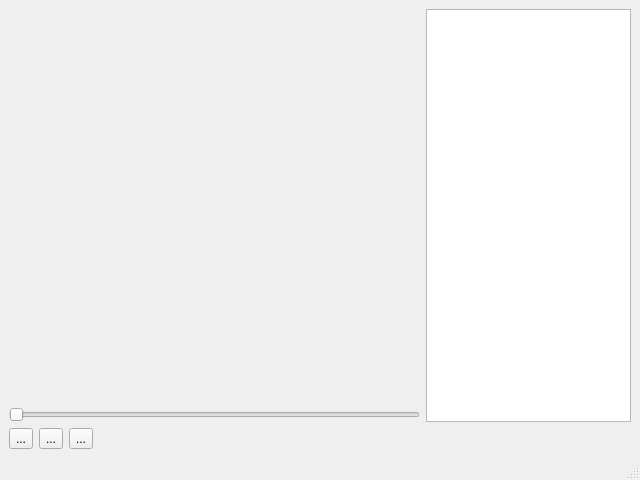
Before: the Qt Designer form gui/main_window.ui in beamerkun/cutDetector, drawn with Qt 5.
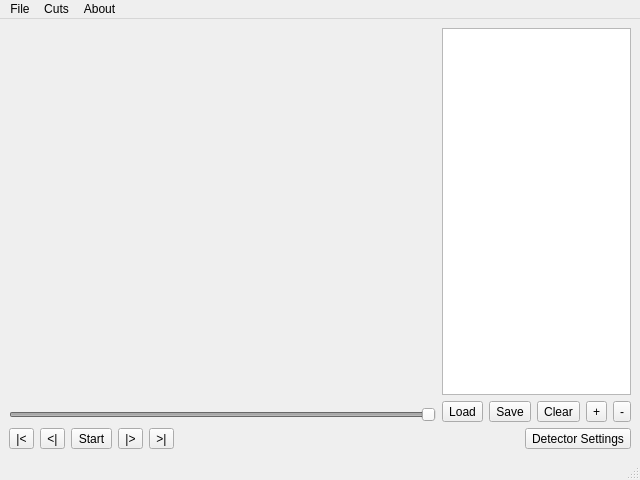
After: the same form once the commit is applied. Custom widgets are drawn as their Qt base class.

The edit to the form file:
```diff
--- a/gui/main_window.ui
+++ b/gui/main_window.ui
@@ -25,7 +25,7 @@
    </property>
    <layout class="QVBoxLayout" name="verticalLayout_2" stretch="10,1">
     <item>
-     <layout class="QHBoxLayout" name="horizontalLayout" stretch="2,1">
+     <layout class="QHBoxLayout" name="horizontalLayout" stretch="3,1">
       <item>
        <layout class="QVBoxLayout" name="videoArea" stretch="0,0,0">
         <property name="sizeConstraint">
@@ -42,23 +42,33 @@
          </widget>
         </item>
         <item>
-         <widget class="OpenCVImageWidget" name="widget_2" native="true">
-          <zorder>widget</zorder>
-         </widget>
+         <widget class="OpenCVImageWidget" name="widget_2" native="true"/>
         </item>
         <item>
-         <widget class="QSlider" name="horizontalSlider">
+         <widget class="QSlider" name="playbackSlider">
+          <property name="enabled">
+           <bool>false</bool>
+          </property>
+          <property name="value">
+           <number>99</number>
+          </property>
           <property name="orientation">
            <enum>Qt::Horizontal</enum>
           </property>
+          <property name="invertedAppearance">
+           <bool>false</bool>
+          </property>
+          <property name="invertedControls">
+           <bool>false</bool>
+          </property>
          </widget>
         </item>
        </layout>
       </item>
       <item>
-       <layout class="QVBoxLayout" name="sceneListArea">
+       <layout class="QVBoxLayout" name="sceneListArea" stretch="1,0">
         <item>
-         <widget class="QListWidget" name="sceneListWidget">
+         <widget class="QTableWidget" name="sceneTableWidget">
           <property name="sizePolicy">
            <sizepolicy hsizetype="Preferred" vsizetype="Preferred">
             <horstretch>0</horstretch>
@@ -71,40 +81,116 @@
             <height>16777215</height>
            </size>
           </property>
+          <property name="gridStyle">
+           <enum>Qt::NoPen</enum>
+          </property>
+          <property name="columnCount">
+           <number>2</number>
+          </property>
+          <attribute name="horizontalHeaderVisible">
+           <bool>false</bool>
+          </attribute>
+          <attribute name="horizontalHeaderDefaultSectionSize">
+           <number>50</number>
+          </attribute>
+          <attribute name="verticalHeaderVisible">
+           <bool>false</bool>
+          </attribute>
+          <attribute name="verticalHeaderDefaultSectionSize">
+           <number>18</number>
+          </attribute>
+          <column/>
+          <column/>
          </widget>
         </item>
+        <item>
+         <layout class="QHBoxLayout" name="listControls">
+          <property name="sizeConstraint">
+           <enum>QLayout::SetMaximumSize</enum>
+          </property>
+          <item>
+           <widget class="QToolButton" name="loadListButton">
+            <property name="text">
+             <string>Load</string>
+            </property>
+           </widget>
+          </item>
+          <item>
+           <widget class="QToolButton" name="saveListButton">
+            <property name="text">
+             <string>Save</string>
+            </property>
+           </widget>
+          </item>
+          <item>
+           <widget class="QToolButton" name="clearListButton">
+            <property name="text">
+             <string>Clear</string>
+            </property>
+           </widget>
+          </item>
+          <item>
+           <widget class="QToolButton" name="addRowButton">
+            <property name="text">
+             <string>+</string>
+            </property>
+           </widget>
+          </item>
+          <item>
+           <widget class="QToolButton" name="deleteRowButton">
+            <property name="text">
+             <string>-</string>
+            </property>
+           </widget>
+          </item>
+         </layout>
+        </item>
        </layout>
       </item>
      </layout>
     </item>
     <item>
-     <layout class="QHBoxLayout" name="horizontalLayout_2" stretch="0,0,0,0">
+     <layout class="QHBoxLayout" name="playbackControls" stretch="0,0,0,0,0,0,0">
       <property name="sizeConstraint">
        <enum>QLayout::SetDefaultConstraint</enum>
       </property>
       <item>
        <widget class="QToolButton" name="toolButton_2">
         <property name="text">
-         <string>...</string>
+         <string>|&lt;</string>
         </property>
        </widget>
       </item>
       <item>
        <widget class="QToolButton" name="toolButton_3">
         <property name="text">
-         <string>...</string>
+         <string>&lt;|</string>
         </property>
        </widget>
       </item>
       <item>
        <widget class="QToolButton" name="toolButton">
         <property name="text">
-         <string>...</string>
+         <string>Start</string>
         </property>
        </widget>
       </item>
       <item>
-       <spacer name="horizontalSpacer">
+       <widget class="QToolButton" name="stepForwardButton">
+        <property name="text">
+         <string>|&gt;</string>
+        </property>
+       </widget>
+      </item>
+      <item>
+       <widget class="QToolButton" name="endButton">
+        <property name="text">
+         <string>&gt;|</string>
+        </property>
+       </widget>
+      </item>
+      <item>
+       <spacer name="playbackControlsSpacer">
         <property name="orientation">
          <enum>Qt::Horizontal</enum>
         </property>
@@ -116,6 +202,13 @@
         </property>
        </spacer>
       </item>
+      <item>
+       <widget class="QToolButton" name="detectorSettingsButton">
+        <property name="text">
+         <string>Detector Settings</string>
+        </property>
+       </widget>
+      </item>
      </layout>
     </item>
    </layout>
@@ -130,6 +223,31 @@
      <height>19</height>
     </rect>
    </property>
+   <widget class="QMenu" name="menuFile">
+    <property name="title">
+     <string>File</string>
+    </property>
+    <addaction name="actionOpen_file"/>
+    <addaction name="actionClose_file"/>
+    <addaction name="separator"/>
+    <addaction name="actionExit"/>
+   </widget>
+   <widget class="QMenu" name="menuCuts">
+    <property name="title">
+     <string>Cuts</string>
+    </property>
+    <addaction name="actionOpen_cuts_list"/>
+    <addaction name="actionClose_cuts_list"/>
+   </widget>
+   <widget class="QMenu" name="menuAbout">
+    <property name="title">
+     <string>About</string>
+    </property>
+    <addaction name="actionAbout"/>
+   </widget>
+   <addaction name="menuFile"/>
+   <addaction name="menuCuts"/>
+   <addaction name="menuAbout"/>
   </widget>
  </widget>
  <customwidgets>
```
Left out of the diff: 36 changed lines with no effect on the pictures.
